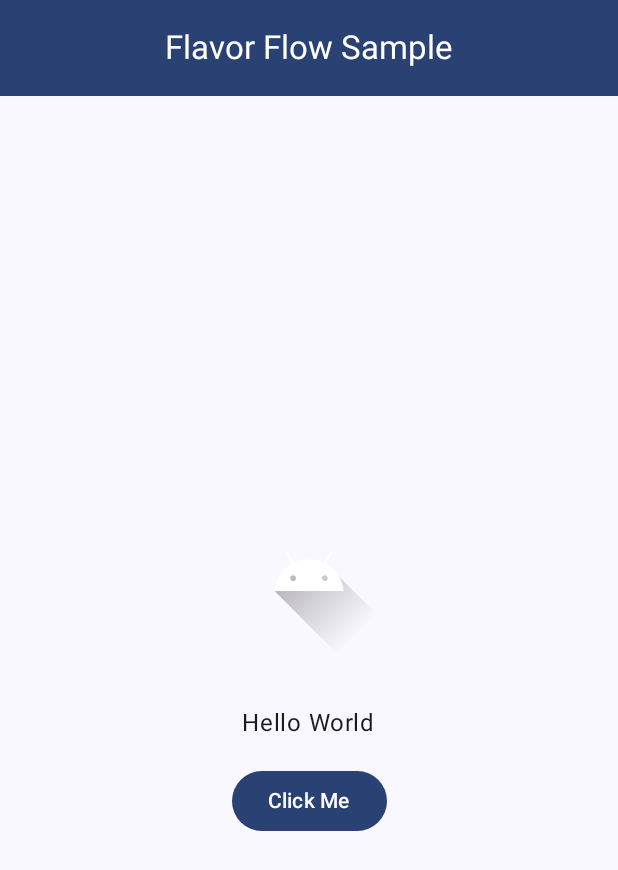
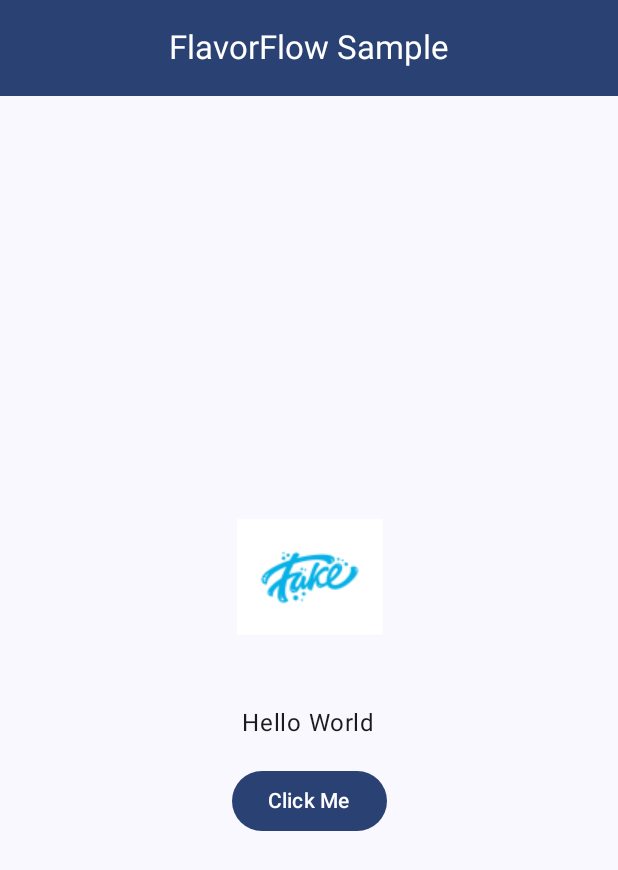
Before and after one commit to FlavorFlow-io/android-jetpack-compose-sample, an Android app built with Jetpack Compose: the screen it shows after launch (MainActivity), on a phone screen of 412 x 824 dp. Shown: the top 870 px of the screen. Run offline under Robolectric (Android 15) with nearby library versions, the phone set to English and light mode, and no system bars.

Commit message:
Update sample to display app name and app icon

```diff
--- a/app/src/main/java/dev/lucianosantos/flavorflowsample/MainActivity.kt
+++ b/app/src/main/java/dev/lucianosantos/flavorflowsample/MainActivity.kt
@@ -17,15 +17,14 @@ import androidx.compose.material3.MaterialTheme
 import androidx.compose.material3.Scaffold
 import androidx.compose.material3.Surface
 import androidx.compose.material3.Text
-import androidx.compose.material3.TopAppBarColors
 import androidx.compose.material3.TopAppBarDefaults
 import androidx.compose.runtime.Composable
 import androidx.compose.ui.Alignment
 import androidx.compose.ui.Modifier
 import androidx.compose.ui.res.painterResource
+import androidx.compose.ui.res.stringResource
 import androidx.compose.ui.tooling.preview.Preview
 import androidx.compose.ui.unit.dp
-import dev.lucianosantos.flavorflowsample.R
 import dev.lucianosantos.flavorflowsample.ui.theme.FlavorFlowSampleTheme
 
 class MainActivity : ComponentActivity() {
@@ -47,7 +46,7 @@ fun HomeScreen() {
         modifier = Modifier.fillMaxSize(),
         topBar = {
             CenterAlignedTopAppBar(
-                title = { Text("Flavor Flow Sample") },
+                title = { Text(stringResource(R.string.app_name)) },
                 colors = TopAppBarDefaults.topAppBarColors(
                     containerColor = MaterialTheme.colorScheme.primary,
                     titleContentColor = MaterialTheme.colorScheme.onPrimary
@@ -70,7 +69,7 @@ fun HomeScreen() {
                 horizontalAlignment = Alignment.CenterHorizontally
             ) {
                 Image(
-                    painter = painterResource(id = R.drawable.ic_launcher_foreground),
+                    painter = painterResource(id = R.mipmap.ic_launcher_foreground),
                     contentDescription = "Logo",
                     modifier = Modifier.padding(bottom = 16.dp)
                 )
```
Also changed, not shown: app/src/main/res/mipmap-mdpi/ic_launcher_foreground.webp (added).
